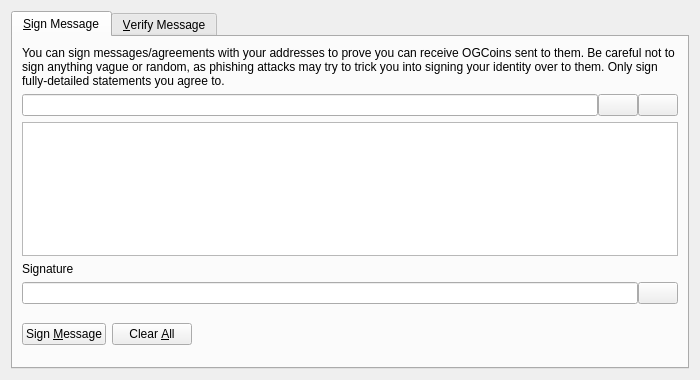
Old version of the form src/qt/forms/signverifymessagedialog.ui in the repository minblock/ogkushcoin.
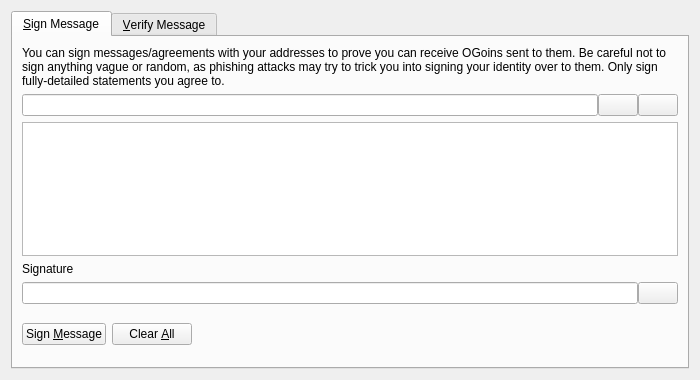
New version of the form. Icons and pictures are not drawn. Custom widgets are drawn as their Qt base class.

```diff
--- a/src/qt/forms/signverifymessagedialog.ui
+++ b/src/qt/forms/signverifymessagedialog.ui
@@ -30,7 +30,7 @@
        <item>
         <widget class="QLabel" name="infoLabel_SM">
          <property name="text">
-          <string>You can sign messages/agreements with your addresses to prove you can receive OGCoins sent to them. Be careful not to sign anything vague or random, as phishing attacks may try to trick you into signing your identity over to them. Only sign fully-detailed statements you agree to.</string>
+          <string>You can sign messages/agreements with your addresses to prove you can receive OGoins sent to them. Be careful not to sign anything vague or random, as phishing attacks may try to trick you into signing your identity over to them. Only sign fully-detailed statements you agree to.</string>
          </property>
          <property name="textFormat">
           <enum>Qt::PlainText</enum>
```
